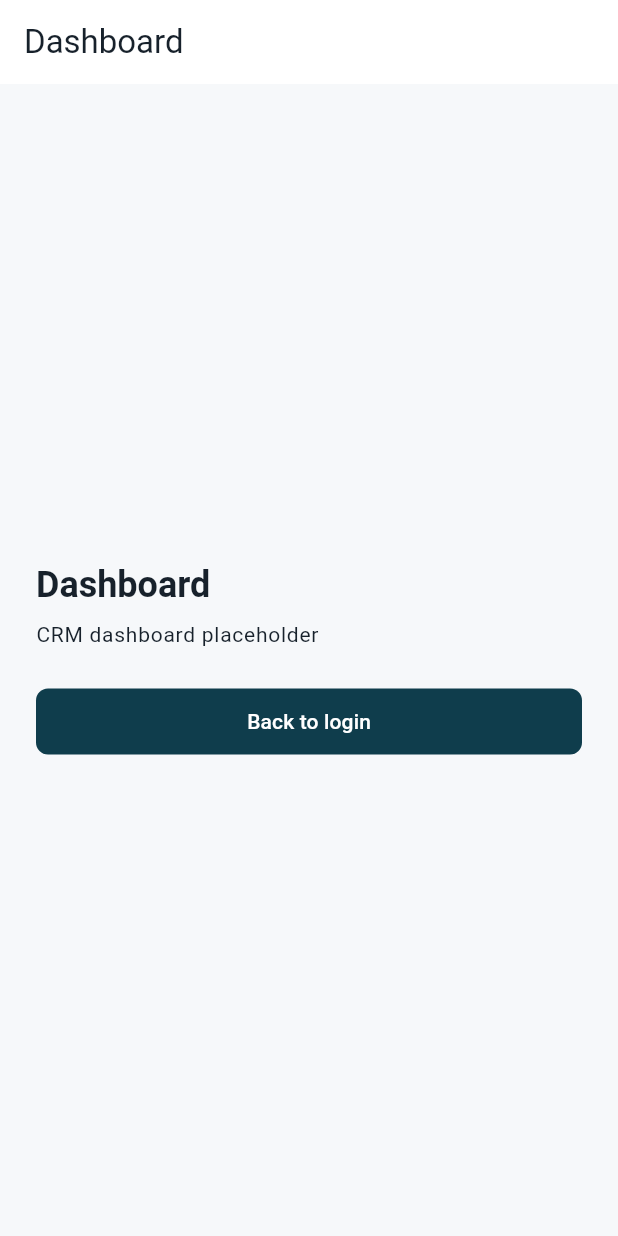
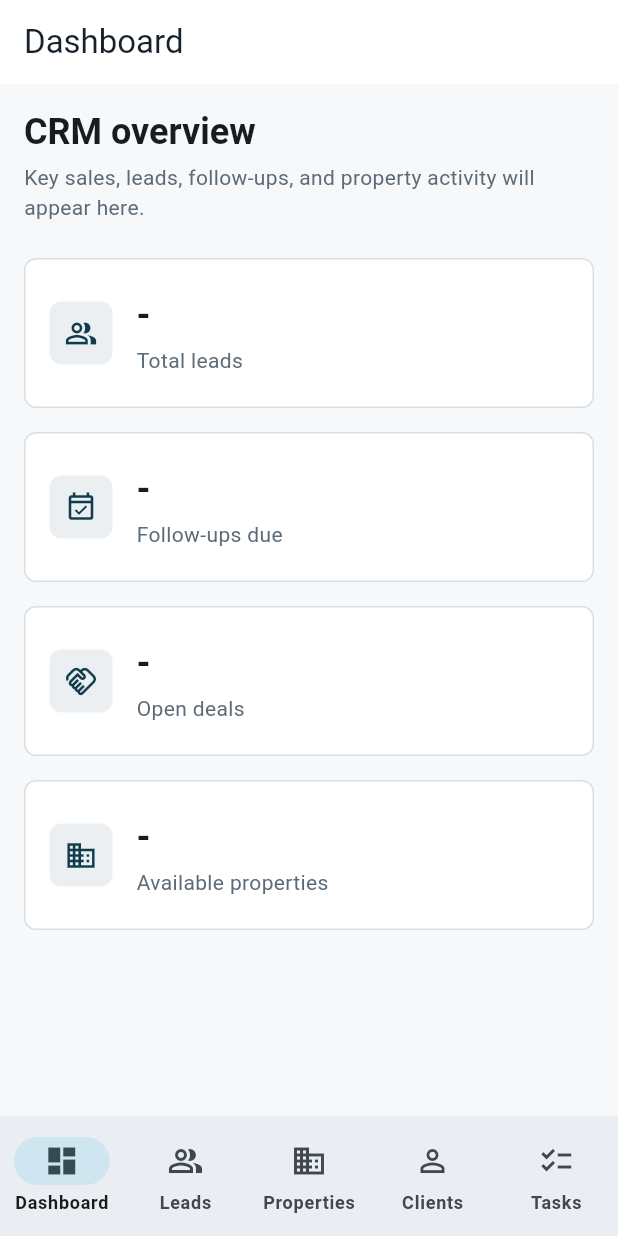
Before and after one commit to Islamallam9/real_estate_crm, a Flutter app: the screen it shows after launch, after a tap on "Open dashboard", on a phone screen of 412 x 824 dp. Run offline on Flutter 3.47's test engine with Material 3 defaults, Android fonts, the phone set to English and light mode, and no system bars; our stand-ins replace go_router.

Commit message:
Add responsive CRM app shell

```diff
--- a/lib/core/routing/app_router.dart
+++ b/lib/core/routing/app_router.dart
@@ -1,6 +1,7 @@
 import 'package:flutter/material.dart';
 import 'package:go_router/go_router.dart';
 
+import '../../features/dashboard/presentation/pages/dashboard_page.dart';
 import 'route_names.dart';
 
 abstract final class AppRouter {
@@ -9,34 +10,24 @@ abstract final class AppRouter {
     routes: [
       GoRoute(
         path: RouteNames.login,
-        builder: (context, state) => const _TemporaryPage(
-          title: 'Login',
-          description: 'Authentication screen placeholder',
-        ),
+        builder: (context, state) => const _TemporaryLoginPage(),
       ),
       GoRoute(
         path: RouteNames.dashboard,
-        builder: (context, state) => const _TemporaryPage(
-          title: 'Dashboard',
-          description: 'CRM dashboard placeholder',
-        ),
+        builder: (context, state) => const DashboardPage(),
       ),
     ],
   );
 }
 
-class _TemporaryPage extends StatelessWidget {
-  const _TemporaryPage({required this.title, required this.description});
-
-  final String title;
-  final String description;
+class _TemporaryLoginPage extends StatelessWidget {
+  const _TemporaryLoginPage();
 
   @override
   Widget build(BuildContext context) {
     final theme = Theme.of(context);
 
     return Scaffold(
-      appBar: AppBar(title: Text(title)),
       body: Center(
         child: ConstrainedBox(
           constraints: const BoxConstraints(maxWidth: 420),
@@ -46,20 +37,16 @@ class _TemporaryPage extends StatelessWidget {
               mainAxisSize: MainAxisSize.min,
               crossAxisAlignment: CrossAxisAlignment.stretch,
               children: [
-                Text(title, style: theme.textTheme.headlineMedium),
+                Text('Login', style: theme.textTheme.headlineMedium),
                 const SizedBox(height: 8),
-                Text(description, style: theme.textTheme.bodyLarge),
+                Text(
+                  'Authentication screen placeholder',
+                  style: theme.textTheme.bodyLarge,
+                ),
                 const SizedBox(height: 24),
                 FilledButton(
-                  onPressed: () {
-                    final target = title == 'Login'
-                        ? RouteNames.dashboard
-                        : RouteNames.login;
-                    context.go(target);
-                  },
-                  child: Text(
-                    title == 'Login' ? 'Open dashboard' : 'Back to login',
-                  ),
+                  onPressed: () => context.go(RouteNames.dashboard),
+                  child: const Text('Open dashboard'),
                 ),
               ],
             ),
--- /dev/null
+++ b/lib/core/widgets/crm_app_shell.dart
@@ -0,0 +1,469 @@
+import 'package:flutter/material.dart';
+
+import '../theme/app_colors.dart';
+import '../theme/app_spacing.dart';
+import 'responsive_layout.dart';
+
+enum CrmNavigationItem { dashboard, leads, properties, clients, tasks }
+
+class CrmAppShell extends StatelessWidget {
+  const CrmAppShell({
+    super.key,
+    required this.selectedItem,
+    required this.child,
+    this.title,
+    this.onItemSelected,
+  });
+
+  final CrmNavigationItem selectedItem;
+  final Widget child;
+  final String? title;
+  final ValueChanged<CrmNavigationItem>? onItemSelected;
+
+  static const _items = <_CrmShellItem>[
+    _CrmShellItem(
+      item: CrmNavigationItem.dashboard,
+      label: 'Dashboard',
+      icon: Icons.dashboard_outlined,
+      selectedIcon: Icons.dashboard,
+    ),
+    _CrmShellItem(
+      item: CrmNavigationItem.leads,
+      label: 'Leads',
+      icon: Icons.people_alt_outlined,
+      selectedIcon: Icons.people_alt,
+    ),
+    _CrmShellItem(
+      item: CrmNavigationItem.properties,
+      label: 'Properties',
+      icon: Icons.business_outlined,
+      selectedIcon: Icons.business,
+    ),
+    _CrmShellItem(
+      item: CrmNavigationItem.clients,
+      label: 'Clients',
+      icon: Icons.person_outline,
+      selectedIcon: Icons.person,
+    ),
+    _CrmShellItem(
+      item: CrmNavigationItem.tasks,
+      label: 'Tasks',
+      icon: Icons.checklist_outlined,
+      selectedIcon: Icons.checklist,
+    ),
+  ];
+
+  @override
+  Widget build(BuildContext context) {
+    return ResponsiveLayout(
+      mobile: _MobileShell(
+        selectedItem: selectedItem,
+        title: title,
+        items: _items,
+        onItemSelected: onItemSelected,
+        child: child,
+      ),
+      tablet: _DesktopShell(
+        selectedItem: selectedItem,
+        title: title,
+        items: _items,
+        onItemSelected: onItemSelected,
+        child: child,
+      ),
+      desktop: _DesktopShell(
+        selectedItem: selectedItem,
+        title: title,
+        items: _items,
+        onItemSelected: onItemSelected,
+        child: child,
+      ),
+    );
+  }
+}
+
+class _DesktopShell extends StatelessWidget {
+  const _DesktopShell({
+    required this.selectedItem,
+    required this.items,
+    required this.child,
+    this.title,
+    this.onItemSelected,
+  });
+
+  final CrmNavigationItem selectedItem;
+  final List<_CrmShellItem> items;
+  final Widget child;
+  final String? title;
+  final ValueChanged<CrmNavigationItem>? onItemSelected;
+
+  @override
+  Widget build(BuildContext context) {
+    return Scaffold(
+      backgroundColor: AppColors.background,
+      body: Row(
+        children: [
+          _Sidebar(
+            selectedItem: selectedItem,
+            items: items,
+            onItemSelected: onItemSelected,
+          ),
+          Expanded(
+            child: Column(
+              children: [
+                _TopBar(title: title ?? _labelFor(selectedItem)),
+                Expanded(
+                  child: Padding(
+                    padding: const EdgeInsets.all(AppSpacing.lg),
+                    child: child,
+                  ),
+                ),
+              ],
+            ),
+          ),
+        ],
+      ),
+    );
+  }
+}
+
+class _MobileShell extends StatelessWidget {
+  const _MobileShell({
+    required this.selectedItem,
+    required this.items,
+    required this.child,
+    this.title,
+    this.onItemSelected,
+  });
+
+  final CrmNavigationItem selectedItem;
+  final List<_CrmShellItem> items;
+  final Widget child;
+  final String? title;
+  final ValueChanged<CrmNavigationItem>? onItemSelected;
+
+  @override
+  Widget build(BuildContext context) {
+    return Scaffold(
+      backgroundColor: AppColors.background,
+      appBar: AppBar(
+        title: Text(title ?? _labelFor(selectedItem)),
+        centerTitle: false,
+      ),
+      body: SafeArea(
+        child: Padding(
+          padding: const EdgeInsets.all(AppSpacing.md),
+          child: child,
+        ),
+      ),
+      bottomNavigationBar: NavigationBar(
+        selectedIndex: items.indexWhere((item) => item.item == selectedItem),
+        onDestinationSelected: (index) =>
+            onItemSelected?.call(items[index].item),
+        destinations: [
+          for (final item in items)
+            NavigationDestination(
+              icon: Icon(item.icon),
+              selectedIcon: Icon(item.selectedIcon),
+              label: item.label,
+            ),
+        ],
+      ),
+    );
+  }
+}
+
+class _Sidebar extends StatelessWidget {
+  const _Sidebar({
+    required this.selectedItem,
+    required this.items,
+    this.onItemSelected,
+  });
+
+  final CrmNavigationItem selectedItem;
+  final List<_CrmShellItem> items;
+  final ValueChanged<CrmNavigationItem>? onItemSelected;
+
+  @override
+  Widget build(BuildContext context) {
+    return Container(
+      width: 248,
+      decoration: const BoxDecoration(
+        color: AppColors.surface,
+        border: Border(right: BorderSide(color: AppColors.border)),
+      ),
+      child: SafeArea(
+        child: Padding(
+          padding: const EdgeInsets.all(AppSpacing.md),
+          child: Column(
+            crossAxisAlignment: CrossAxisAlignment.start,
+            children: [
+              const _BrandHeader(),
+              const SizedBox(height: AppSpacing.lg),
+              for (final item in items)
+                _SidebarItem(
+                  item: item,
+                  selected: item.item == selectedItem,
+                  onTap: () => onItemSelected?.call(item.item),
+                ),
+              const Spacer(),
+              const _ProfileSummary(),
+            ],
+          ),
+        ),
+      ),
+    );
+  }
+}
+
+class _BrandHeader extends StatelessWidget {
+  const _BrandHeader();
+
+  @override
+  Widget build(BuildContext context) {
+    final textTheme = Theme.of(context).textTheme;
+
+    return Row(
+      children: [
+        Container(
+          width: 40,
+          height: 40,
+          alignment: Alignment.center,
+          decoration: BoxDecoration(
+            color: AppColors.primary,
+            borderRadius: BorderRadius.circular(8),
+          ),
+          child: const Icon(Icons.apartment, color: Colors.white, size: 22),
+        ),
+        const SizedBox(width: AppSpacing.sm),
+        Expanded(
+          child: Column(
+            crossAxisAlignment: CrossAxisAlignment.start,
+            children: [
+              Text(
+                'Real Estate CRM',
+                maxLines: 1,
+                overflow: TextOverflow.ellipsis,
+                style: textTheme.titleSmall?.copyWith(
+                  fontWeight: FontWeight.w700,
+                ),
+              ),
+              Text(
+                'Sales workspace',
+                maxLines: 1,
+                overflow: TextOverflow.ellipsis,
+                style: textTheme.bodySmall?.copyWith(
+                  color: AppColors.textSecondary,
+                ),
+              ),
+            ],
+          ),
+        ),
+      ],
+    );
+  }
+}
+
+class _SidebarItem extends StatelessWidget {
+  const _SidebarItem({
+    required this.item,
+    required this.selected,
+    required this.onTap,
+  });
+
+  final _CrmShellItem item;
+  final bool selected;
+  final VoidCallback onTap;
+
+  @override
+  Widget build(BuildContext context) {
+    final textTheme = Theme.of(context).textTheme;
+    final color = selected ? AppColors.primary : AppColors.textSecondary;
+
+    return Padding(
+      padding: const EdgeInsets.only(bottom: AppSpacing.xs),
+      child: Material(
+        color: selected
+            ? AppColors.primary.withValues(alpha: 0.08)
+            : Colors.transparent,
+        borderRadius: BorderRadius.circular(8),
+        child: InkWell(
+          onTap: onTap,
+          borderRadius: BorderRadius.circular(8),
+          child: Padding(
+            padding: const EdgeInsets.symmetric(
+              horizontal: AppSpacing.sm,
+              vertical: AppSpacing.sm,
+            ),
+            child: Row(
+              children: [
+                Icon(
+                  selected ? item.selectedIcon : item.icon,
+                  color: color,
+                  size: 20,
+                ),
+                const SizedBox(width: AppSpacing.sm),
+                Expanded(
+                  child: Text(
+                    item.label,
+                    maxLines: 1,
+                    overflow: TextOverflow.ellipsis,
+                    style: textTheme.bodyMedium?.copyWith(
+                      color: color,
+                      fontWeight: selected ? FontWeight.w700 : FontWeight.w500,
+                    ),
+                  ),
+                ),
+              ],
+            ),
+          ),
+        ),
+      ),
+    );
+  }
+}
+
+class _TopBar extends StatelessWidget {
+  const _TopBar({required this.title});
+
+  final String title;
+
+  @override
+  Widget build(BuildContext context) {
+    final textTheme = Theme.of(context).textTheme;
+
+    return Container(
+      height: 72,
+      padding: const EdgeInsets.symmetric(horizontal: AppSpacing.lg),
+      decoration: const BoxDecoration(
+        color: AppColors.surface,
+        border: Border(bottom: BorderSide(color: AppColors.border)),
+      ),
+      child: Row(
+        children: [
+          Expanded(
+            child: Text(
+              title,
+              maxLines: 1,
+              overflow: TextOverflow.ellipsis,
+              style: textTheme.titleLarge?.copyWith(
+                fontWeight: FontWeight.w700,
+              ),
+            ),
+          ),
+          SizedBox(
+            width: 280,
+            child: TextField(
+              decoration: InputDecoration(
+                hintText: 'Search CRM',
+                prefixIcon: const Icon(Icons.search),
+                isDense: true,
+                border: OutlineInputBorder(
+                  borderRadius: BorderRadius.circular(8),
+                ),
+              ),
+            ),
+          ),
+          const SizedBox(width: AppSpacing.md),
+          IconButton(
+            tooltip: 'Notifications',
+            onPressed: () {},
+            icon: const Icon(Icons.notifications_none),
+          ),
+          const SizedBox(width: AppSpacing.sm),
+          const _UserAvatar(),
+        ],
+      ),
+    );
+  }
+}
+
+class _ProfileSummary extends StatelessWidget {
+  const _ProfileSummary();
+
+  @override
+  Widget build(BuildContext context) {
+    final textTheme = Theme.of(context).textTheme;
+
+    return Container(
+      padding: const EdgeInsets.all(AppSpacing.sm),
+      decoration: BoxDecoration(
+        border: Border.all(color: AppColors.border),
+        borderRadius: BorderRadius.circular(8),
+      ),
+      child: Row(
+        children: [
+          const _UserAvatar(),
+          const SizedBox(width: AppSpacing.sm),
+          Expanded(
+            child: Column(
+              crossAxisAlignment: CrossAxisAlignment.start,
+              children: [
+                Text(
+                  'CRM User',
+                  maxLines: 1,
+                  overflow: TextOverflow.ellipsis,
+                  style: textTheme.bodyMedium?.copyWith(
+                    fontWeight: FontWeight.w700,
+                  ),
+                ),
+                Text(
+                  'Workspace',
+                  maxLines: 1,
+                  overflow: TextOverflow.ellipsis,
+                  style: textTheme.bodySmall?.copyWith(
+                    color: AppColors.textSecondary,
+                  ),
+                ),
+              ],
+            ),
+          ),
+        ],
+      ),
+    );
+  }
+}
+
+class _UserAvatar extends StatelessWidget {
+  const _UserAvatar();
+
+  @override
+  Widget build(BuildContext context) {
+    return const CircleAvatar(
+      radius: 18,
+      backgroundColor: AppColors.primary,
+      child: Text(
+        'U',
+        style: TextStyle(color: Colors.white, fontWeight: FontWeight.w700),
+      ),
+    );
+  }
+}
+
+class _CrmShellItem {
+  const _CrmShellItem({
+    required this.item,
+    required this.label,
+    required this.icon,
+    required this.selectedIcon,
+  });
+
+  final CrmNavigationItem item;
+  final String label;
+  final IconData icon;
+  final IconData selectedIcon;
+}
+
+String _labelFor(CrmNavigationItem item) {
+  switch (item) {
+    case CrmNavigationItem.dashboard:
+      return 'Dashboard';
+    case CrmNavigationItem.leads:
+      return 'Leads';
+    case CrmNavigationItem.properties:
+      return 'Properties';
+    case CrmNavigationItem.clients:
+      return 'Clients';
+    case CrmNavigationItem.tasks:
+      return 'Tasks';
+  }
+}
--- /dev/null
+++ b/lib/features/dashboard/presentation/pages/dashboard_page.dart
@@ -0,0 +1,166 @@
+import 'package:flutter/material.dart';
+
+import '../../../../core/theme/app_colors.dart';
+import '../../../../core/theme/app_spacing.dart';
+import '../../../../core/widgets/crm_app_shell.dart';
+
+class DashboardPage extends StatelessWidget {
+  const DashboardPage({super.key});
+
+  @override
+  Widget build(BuildContext context) {
+    return CrmAppShell(
+      selectedItem: CrmNavigationItem.dashboard,
+      title: 'Dashboard',
+      child: SingleChildScrollView(
+        child: Column(
+          crossAxisAlignment: CrossAxisAlignment.start,
+          children: const [
+            _DashboardIntro(),
+            SizedBox(height: AppSpacing.lg),
+            _DashboardPlaceholderGrid(),
+          ],
+        ),
+      ),
+    );
+  }
+}
+
+class _DashboardIntro extends StatelessWidget {
+  const _DashboardIntro();
+
+  @override
+  Widget build(BuildContext context) {
+    final textTheme = Theme.of(context).textTheme;
+
+    return Column(
+      crossAxisAlignment: CrossAxisAlignment.start,
+      children: [
+        Text(
+          'CRM overview',
+          style: textTheme.headlineSmall?.copyWith(fontWeight: FontWeight.w700),
+        ),
+        const SizedBox(height: AppSpacing.xs),
+        Text(
+          'Key sales, leads, follow-ups, and property activity will appear here.',
+          style: textTheme.bodyMedium?.copyWith(color: AppColors.textSecondary),
+        ),
+      ],
+    );
+  }
+}
+
+class _DashboardPlaceholderGrid extends StatelessWidget {
+  const _DashboardPlaceholderGrid();
+
+  @override
+  Widget build(BuildContext context) {
+    return LayoutBuilder(
+      builder: (context, constraints) {
+        final width = constraints.maxWidth;
+        final columns = width >= 1024
+            ? 4
+            : width >= 600
+            ? 2
+            : 1;
+
+        return GridView.count(
+          crossAxisCount: columns,
+          shrinkWrap: true,
+          physics: const NeverScrollableScrollPhysics(),
+          crossAxisSpacing: AppSpacing.md,
+          mainAxisSpacing: AppSpacing.md,
+          childAspectRatio: columns == 1 ? 3.8 : 2.5,
+          children: const [
+            _DashboardMetricCard(
+              label: 'Total leads',
+              value: '-',
+              icon: Icons.people_alt_outlined,
+            ),
+            _DashboardMetricCard(
+              label: 'Follow-ups due',
+              value: '-',
+              icon: Icons.event_available_outlined,
+            ),
+            _DashboardMetricCard(
+              label: 'Open deals',
+              value: '-',
+              icon: Icons.handshake_outlined,
+            ),
+            _DashboardMetricCard(
+              label: 'Available properties',
+              value: '-',
+              icon: Icons.business_outlined,
+            ),
+          ],
+        );
+      },
+    );
+  }
+}
+
+class _DashboardMetricCard extends StatelessWidget {
+  const _DashboardMetricCard({
+    required this.label,
+    required this.value,
+    required this.icon,
+  });
+
+  final String label;
+  final String value;
+  final IconData icon;
+
+  @override
+  Widget build(BuildContext context) {
+    final textTheme = Theme.of(context).textTheme;
+
+    return Container(
+      padding: const EdgeInsets.all(AppSpacing.md),
+      decoration: BoxDecoration(
+        color: AppColors.surface,
+        border: Border.all(color: AppColors.border),
+        borderRadius: BorderRadius.circular(8),
+      ),
+      child: Row(
+        children: [
+          Container(
+            width: 42,
+            height: 42,
+            alignment: Alignment.center,
+            decoration: BoxDecoration(
+              color: AppColors.primary.withValues(alpha: 0.08),
+              borderRadius: BorderRadius.circular(8),
+            ),
+            child: Icon(icon, color: AppColors.primary, size: 22),
+          ),
+          const SizedBox(width: AppSpacing.md),
+          Expanded(
+            child: Column(
+              mainAxisAlignment: MainAxisAlignment.center,
+              crossAxisAlignment: CrossAxisAlignment.start,
+              children: [
+                Text(
+                  value,
+                  maxLines: 1,
+                  overflow: TextOverflow.ellipsis,
+                  style: textTheme.headlineSmall?.copyWith(
+                    fontWeight: FontWeight.w700,
+                  ),
+                ),
+                const SizedBox(height: AppSpacing.xs),
+                Text(
+                  label,
+                  maxLines: 1,
+                  overflow: TextOverflow.ellipsis,
+                  style: textTheme.bodyMedium?.copyWith(
+                    color: AppColors.textSecondary,
+                  ),
+                ),
+              ],
+            ),
+          ),
+        ],
+      ),
+    );
+  }
+}
```
